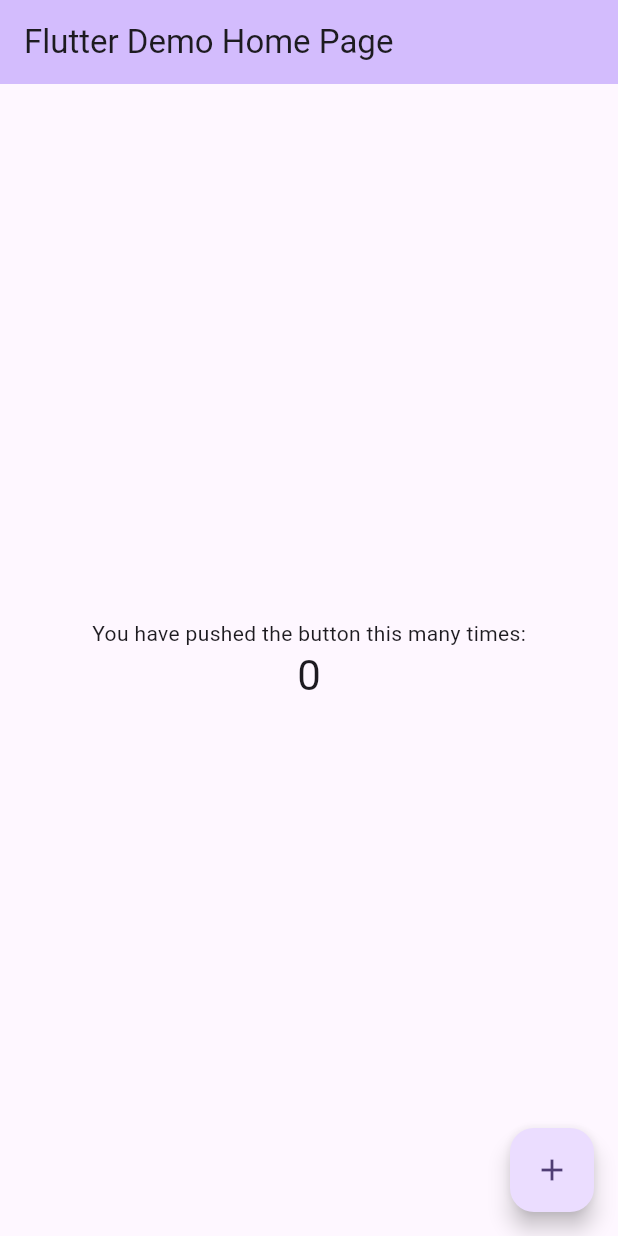
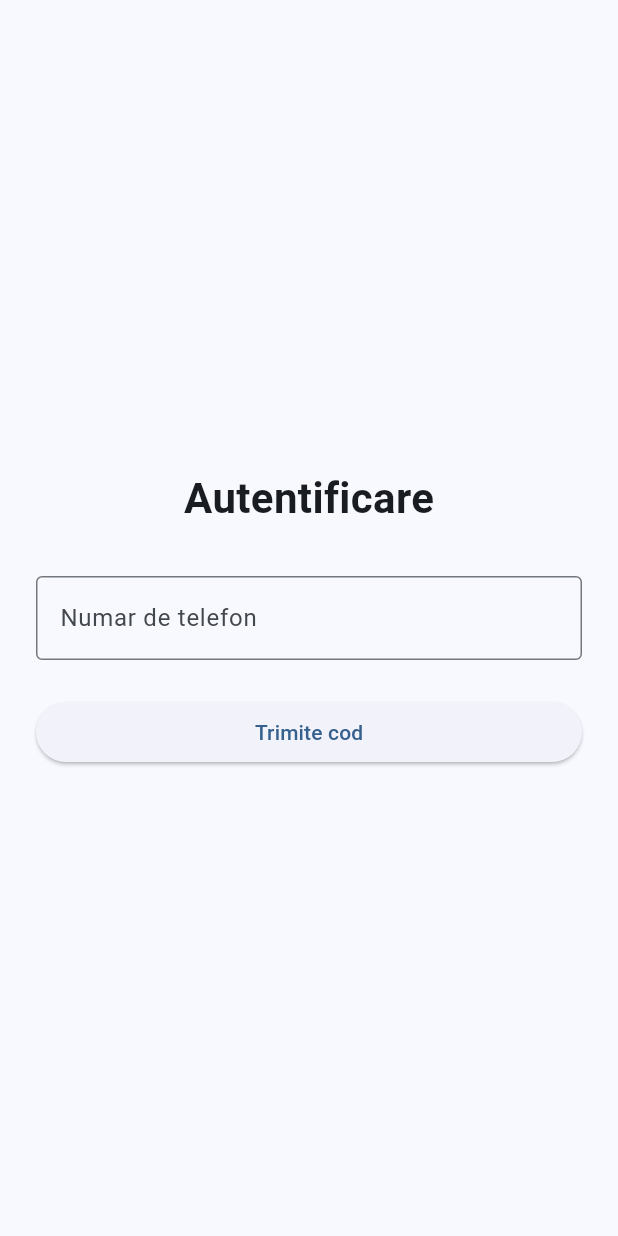
Before and after one commit to OchianIulian/CheckIn, a Flutter app: the screen it shows after launch, on a phone screen of 412 x 824 dp. Run offline on Flutter 3.47's test engine with Material 3 defaults, Android fonts, the phone set to English and light mode, and no system bars.

Commit message:
Add first login fe design

```diff
--- a/frontend/check_in_frontend/lib/main.dart
+++ b/frontend/check_in_frontend/lib/main.dart
@@ -1,122 +1,10 @@
+import 'package:check_in_frontend/web/WebApp.dart';
+import 'package:flutter/foundation.dart';
 import 'package:flutter/material.dart';
+import 'mobile/MobileApp.dart';
 
 void main() {
-  runApp(const MyApp());
+  runApp(
+    kIsWeb ? const WebApp() : const MobileApp(),
+  );
 }
-
-class MyApp extends StatelessWidget {
-  const MyApp({super.key});
-
-  // This widget is the root of your application.
-  @override
-  Widget build(BuildContext context) {
-    return MaterialApp(
-      title: 'Flutter Demo',
-      theme: ThemeData(
-        // This is the theme of your application.
-        //
-        // TRY THIS: Try running your application with "flutter run". You'll see
-        // the application has a purple toolbar. Then, without quitting the app,
-        // try changing the seedColor in the colorScheme below to Colors.green
-        // and then invoke "hot reload" (save your changes or press the "hot
-        // reload" button in a Flutter-supported IDE, or press "r" if you used
-        // the command line to start the app).
-        //
-        // Notice that the counter didn't reset back to zero; the application
-        // state is not lost during the reload. To reset the state, use hot
-        // restart instead.
-        //
-        // This works for code too, not just values: Most code changes can be
-        // tested with just a hot reload.
-        colorScheme: ColorScheme.fromSeed(seedColor: Colors.deepPurple),
-      ),
-      home: const MyHomePage(title: 'Flutter Demo Home Page'),
-    );
-  }
-}
-
-class MyHomePage extends StatefulWidget {
-  const MyHomePage({super.key, required this.title});
-
-  // This widget is the home page of your application. It is stateful, meaning
-  // that it has a State object (defined below) that contains fields that affect
-  // how it looks.
-
-  // This class is the configuration for the state. It holds the values (in this
-  // case the title) provided by the parent (in this case the App widget) and
-  // used by the build method of the State. Fields in a Widget subclass are
-  // always marked "final".
-
-  final String title;
-
-  @override
-  State<MyHomePage> createState() => _MyHomePageState();
-}
-
-class _MyHomePageState extends State<MyHomePage> {
-  int _counter = 0;
-
-  void _incrementCounter() {
-    setState(() {
-      // This call to setState tells the Flutter framework that something has
-      // changed in this State, which causes it to rerun the build method below
-      // so that the display can reflect the updated values. If we changed
-      // _counter without calling setState(), then the build method would not be
-      // called again, and so nothing would appear to happen.
-      _counter++;
-    });
-  }
-
-  @override
-  Widget build(BuildContext context) {
-    // This method is rerun every time setState is called, for instance as done
-    // by the _incrementCounter method above.
-    //
-    // The Flutter framework has been optimized to make rerunning build methods
-    // fast, so that you can just rebuild anything that needs updating rather
-    // than having to individually change instances of widgets.
-    return Scaffold(
-      appBar: AppBar(
-        // TRY THIS: Try changing the color here to a specific color (to
-        // Colors.amber, perhaps?) and trigger a hot reload to see the AppBar
-        // change color while the other colors stay the same.
-        backgroundColor: Theme.of(context).colorScheme.inversePrimary,
-        // Here we take the value from the MyHomePage object that was created by
-        // the App.build method, and use it to set our appbar title.
-        title: Text(widget.title),
-      ),
-      body: Center(
-        // Center is a layout widget. It takes a single child and positions it
-        // in the middle of the parent.
-        child: Column(
-          // Column is also a layout widget. It takes a list of children and
-          // arranges them vertically. By default, it sizes itself to fit its
-          // children horizontally, and tries to be as tall as its parent.
-          //
-          // Column has various properties to control how it sizes itself and
-          // how it positions its children. Here we use mainAxisAlignment to
-          // center the children vertically; the main axis here is the vertical
-          // axis because Columns are vertical (the cross axis would be
-          // horizontal).
-          //
-          // TRY THIS: Invoke "debug painting" (choose the "Toggle Debug Paint"
-          // action in the IDE, or press "p" in the console), to see the
-          // wireframe for each widget.
-          mainAxisAlignment: MainAxisAlignment.center,
-          children: <Widget>[
-            const Text('You have pushed the button this many times:'),
-            Text(
-              '$_counter',
-              style: Theme.of(context).textTheme.headlineMedium,
-            ),
-          ],
-        ),
-      ),
-      floatingActionButton: FloatingActionButton(
-        onPressed: _incrementCounter,
-        tooltip: 'Increment',
-        child: const Icon(Icons.add),
-      ), // This trailing comma makes auto-formatting nicer for build methods.
-    );
-  }
-}
--- /dev/null
+++ b/frontend/check_in_frontend/lib/mobile/ClientLoginPage.dart
@@ -0,0 +1,99 @@
+import 'package:flutter/material.dart';
+
+class ClientLoginPage extends StatefulWidget {
+  const ClientLoginPage({super.key});
+
+  @override
+  State<StatefulWidget> createState() => _ClientLoginPageState();
+}
+
+class _ClientLoginPageState extends State<ClientLoginPage> {
+
+  final TextEditingController phoneController = TextEditingController();
+  final TextEditingController otpController = TextEditingController();
+
+  bool otpSent = false;
+  bool loading = false;
+
+  void requestOtp() {
+    setState(() {
+      loading = true;
+    });
+
+    // Simulate network request
+    Future.delayed(const Duration(seconds: 2), () {
+      setState(() {
+        otpSent = true;
+        loading = false;
+      });
+    });
+  }
+
+  void verifyOtp() async {
+    setState(() => loading = true);
+
+    // TODO: call backend -> POST /auth/otp/verify
+    await Future.delayed(const Duration(seconds: 1));
+
+    setState(() => loading = false);
+
+    // TODO: navigate to MobileHomePage
+  }
+
+  @override
+  Widget build(BuildContext context) {
+    return Scaffold(
+      body: Padding(
+        padding: const EdgeInsets.all(24),
+        child: Column(
+          mainAxisAlignment: MainAxisAlignment.center,
+          children: [
+            const Text(
+              'Autentificare',
+              style: TextStyle(fontSize: 28, fontWeight: FontWeight.bold),
+            ),
+            const SizedBox(height: 32),
+
+            TextField(
+              controller: phoneController,
+              keyboardType: TextInputType.phone,
+              decoration: const InputDecoration(
+                labelText: 'Numar de telefon',
+                prefixText: '+40 ',
+                border: OutlineInputBorder(),
+              ),
+            ),
+
+            if (otpSent) ...[
+              const SizedBox(height: 16),
+              TextField(
+                controller: otpController,
+                keyboardType: TextInputType.number,
+                decoration: const InputDecoration(
+                  labelText: 'Cod OTP',
+                  border: OutlineInputBorder(),
+                ),
+              ),
+            ],
+
+            const SizedBox(height: 24),
+
+            SizedBox(
+              width: double.infinity,
+              child: ElevatedButton(
+                onPressed: loading
+                    ? null
+                    : otpSent
+                    ? verifyOtp
+                    : requestOtp,
+                child: loading
+                    ? const CircularProgressIndicator(color: Colors.white)
+                    : Text(otpSent ? 'Verifica cod' : 'Trimite cod'),
+              ),
+            ),
+          ],
+        ),
+      ),
+    );
+  }
+}
--- /dev/null
+++ b/frontend/check_in_frontend/lib/mobile/MobileApp.dart
@@ -0,0 +1,18 @@
+import 'package:check_in_frontend/mobile/ClientLoginPage.dart';
+import 'package:flutter/material.dart';
+
+class MobileApp extends StatelessWidget  {
+  const MobileApp({super.key});
+
+  @override
+  Widget build(BuildContext context) {
+    return MaterialApp(
+      title: 'Check-In Mobile App',
+      debugShowCheckedModeBanner: false,
+      theme: ThemeData(
+        colorScheme: ColorScheme.fromSeed(seedColor: Colors.blue),
+      ),
+      home: const ClientLoginPage(),
+    );
+  }
+}
--- /dev/null
+++ b/frontend/check_in_frontend/lib/web/WebApp.dart
@@ -0,0 +1,18 @@
+import 'package:check_in_frontend/web/AdminLoginPage.dart';
+import 'package:flutter/material.dart';
+
+class WebApp extends StatelessWidget{
+  const WebApp({super.key});
+
+  @override
+  Widget build(BuildContext context) {
+    return MaterialApp(
+      title: 'Check-In Web App',
+      debugShowCheckedModeBanner: false,
+      theme: ThemeData(
+        colorScheme: ColorScheme.fromSeed(seedColor: Colors.green),
+      ),
+      home: const AdminLoginPage(),
+    );
+  }
+}
```
Also changed, not shown: frontend/check_in_frontend/lib/mobile/ClientHomePage.dart (added, +19 -0 lines), frontend/check_in_frontend/lib/web/AdminHomePage.dart (added, +20 -0 lines), frontend/check_in_frontend/lib/web/AdminLoginPage.dart (added, +92 -0 lines), 1 other file.
